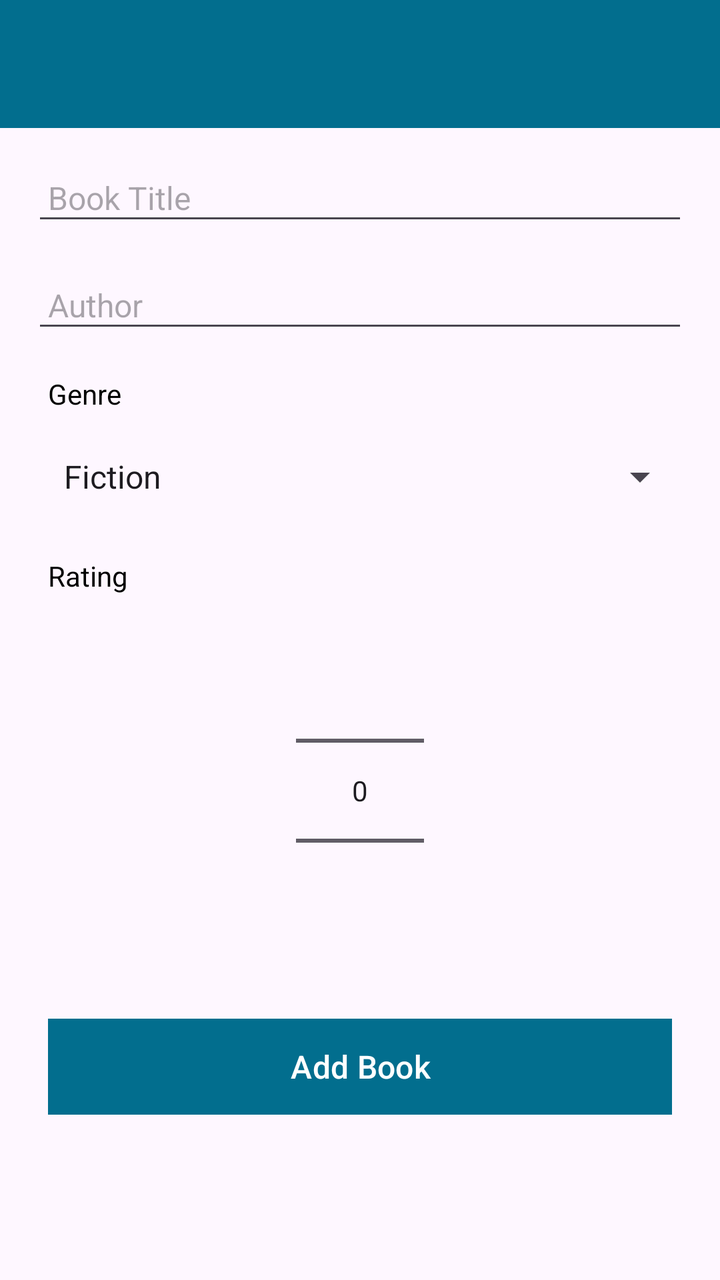
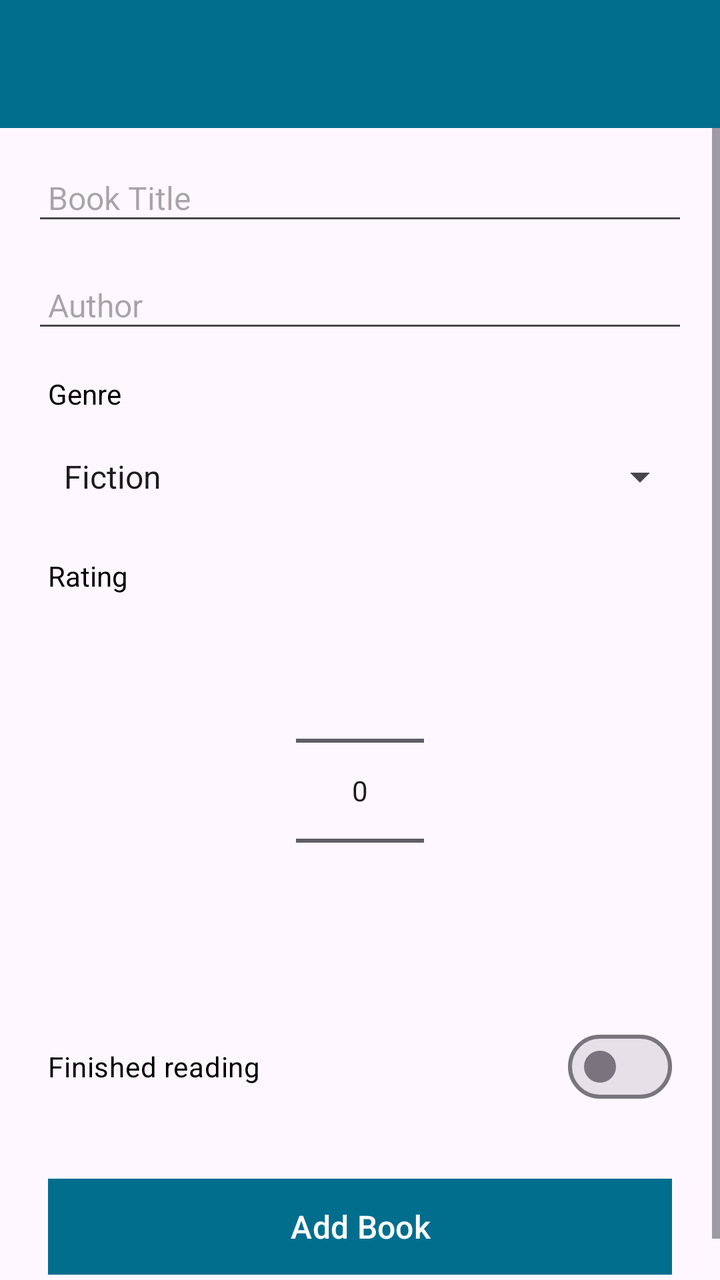

The first picture is an Android layout as it rendered before a commit; the second is the same layout after the commit. The layout source and the unified diff follow.
<!-- AndroidManifest.xml: application theme Theme.Library -->
<!-- res/layout/activity_book.xml -->
<?xml version="1.0" encoding="utf-8"?>
<androidx.coordinatorlayout.widget.CoordinatorLayout
    xmlns:android="http://schemas.android.com/apk/res/android"
    xmlns:app="http://schemas.android.com/apk/res-auto"
    xmlns:tools="http://schemas.android.com/tools"
    android:layout_width="match_parent"
    android:layout_height="match_parent"
    tools:context="org.wit.library.activities.BookActivity">

    <com.google.android.material.appbar.AppBarLayout
        android:layout_width="match_parent"
        android:layout_height="wrap_content"
        android:background="@color/colorAccent"
        android:fitsSystemWindows="true"
        app:elevation="0dip"
        app:theme="@style/ThemeOverlay.AppCompat.Dark.ActionBar">

        <androidx.appcompat.widget.Toolbar
            android:id="@+id/toolbarAdd"
            android:layout_width="match_parent"
            android:layout_height="wrap_content"
            app:titleTextColor="@color/colorPrimary" />
    </com.google.android.material.appbar.AppBarLayout>

    <ScrollView
        android:layout_width="match_parent"
        android:layout_height="match_parent"
        android:fillViewport="true"
        app:layout_behavior="@string/appbar_scrolling_view_behavior">

        <LinearLayout
            android:layout_width="match_parent"
            android:layout_height="wrap_content"
            android:orientation="vertical"
            android:padding="8dp">

            <EditText
                android:id="@+id/bookTitle"
                android:layout_width="match_parent"
                android:layout_height="wrap_content"
                android:layout_margin="8dp"
                android:autofillHints=""
                android:hint="@string/hint_bookTitle"
                android:inputType="textCapWords"
                android:maxLength="60"
                android:maxLines="1"
                android:padding="8dp"
                android:textColor="@color/colorPrimaryDark"
                android:textSize="16sp" />

            <EditText
                android:id="@+id/bookAuthor"
                android:layout_width="match_parent"
                android:layout_height="wrap_content"
                android:layout_margin="8dp"
                android:hint="@string/hint_bookAuthor"
                android:importantForAutofill="no"
                android:inputType="textCapWords"
                android:maxLength="60"
                android:maxLines="1"
                android:padding="8dp"
                android:textColor="@color/colorPrimaryDark"
                android:textSize="16sp" />

            <TextView
                android:layout_width="wrap_content"
                android:layout_height="wrap_content"
                android:layout_marginStart="16dp"
                android:layout_marginTop="8dp"
                android:text="@string/label_genre"
                android:textColor="@color/colorPrimaryDark"
                android:textSize="14sp" />

            <Spinner
                android:id="@+id/bookGenre"
                android:layout_width="match_parent"
                android:layout_height="wrap_content"
                android:layout_margin="8dp"
                android:entries="@array/genres"
                android:minHeight="48dp"
                android:padding="8dp" />

            <TextView
                android:layout_width="wrap_content"
                android:layout_height="wrap_content"
                android:layout_marginStart="16dp"
                android:layout_marginTop="8dp"
                android:text="@string/label_rating"
                android:textColor="@color/colorPrimaryDark"
                android:textSize="14sp" />

            <NumberPicker
                android:id="@+id/bookRating"
                android:layout_width="wrap_content"
                android:layout_height="wrap_content"
                android:layout_gravity="center_horizontal"
                android:layout_margin="8dp" />

            <Button
                android:id="@+id/btnAdd"
                android:layout_width="match_parent"
                android:layout_height="wrap_content"
                android:layout_margin="16dp"
                android:background="@color/colorAccent"
                android:padding="8dp"
                android:stateListAnimator="@null"
                android:text="@string/button_addBook"
                android:textColor="@color/colorPrimary"
                android:textSize="16sp" />
        </LinearLayout>
    </ScrollView>

</androidx.coordinatorlayout.widget.CoordinatorLayout>
<!-- resources referenced by this layout -->
<resources>
  <string-array name="genres">
          <item>Fiction</item>
          <item>Non-Fiction</item>
          <item>Fantasy</item>
          <item>Science Fiction</item>
          <item>Mystery</item>
          <item>Thriller</item>
          <item>Romance</item>
          <item>Biography</item>
          <item>History</item>
          <item>Other</item>
      </string-array>
  <color name="colorAccent">#026E8E</color>
  <color name="colorPrimary">#FFFFFF</color>
  <color name="colorPrimaryDark">#000000</color>
  <string name="button_addBook">Add Book</string>
  <string name="hint_bookAuthor">Author</string>
  <string name="hint_bookTitle">Book Title</string>
  <string name="label_genre">Genre</string>
  <string name="label_rating">Rating</string>
  <style name="Theme.Library" parent="Base.Theme.Library" />
  <style name="Base.Theme.Library" parent="Theme.Material3.DayNight.NoActionBar">
          
          <item name="colorPrimary">@color/colorAccent</item>
          <item name="colorPrimaryVariant">@color/colorPrimaryDark</item>
          <item name="colorOnPrimary">@color/white</item>
          
          <item name="colorOnSecondary">@color/black</item>
          
          <item name="android:statusBarColor">?attr/colorPrimaryVariant</item>
      </style>
  <color name="white">#FFFFFFFF</color>
  <color name="black">#FF000000</color>
</resources>

<!-- the commit's change to res/layout/activity_book.xml (unified diff, before → after) -->
@@ -96,6 +96,16 @@
                 android:layout_gravity="center_horizontal"
                 android:layout_margin="8dp" />
 
+            <com.google.android.material.materialswitch.MaterialSwitch
+                android:id="@+id/bookRead"
+                android:layout_width="match_parent"
+                android:layout_height="wrap_content"
+                android:layout_margin="16dp"
+                android:minHeight="48dp"
+                android:text="@string/label_read"
+                android:textColor="@color/colorPrimaryDark"
+                android:textSize="14sp" />
+
             <Button
                 android:id="@+id/btnAdd"
                 android:layout_width="match_parent"
<!-- resource entries referenced after the edit -->
@@ -20,6 +20,7 @@
   <string name="hint_bookTitle">Book Title</string>
   <string name="label_genre">Genre</string>
   <string name="label_rating">Rating</string>
+  <string name="label_read">Finished reading</string>
   <style name="Theme.Library" parent="Base.Theme.Library" />
   <style name="Base.Theme.Library" parent="Theme.Material3.DayNight.NoActionBar">
           
